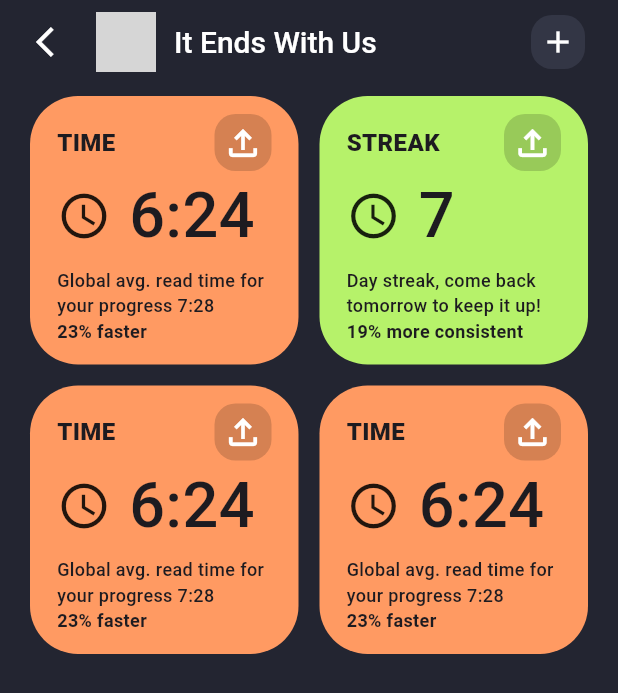
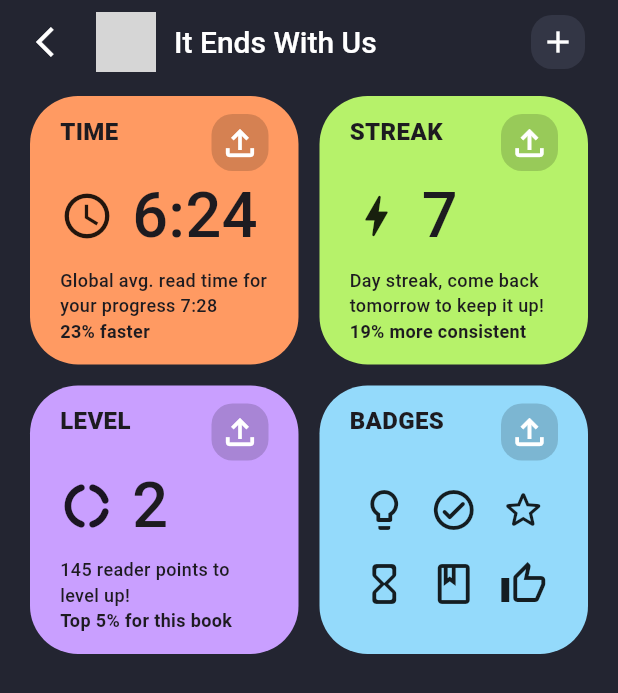
Before and after one commit to VeressIris/flutterUIpractice1, a Flutter app: the screen it shows after launch, on a phone screen of 412 x 824 dp. Shown: the top 693 px of the screen. Run offline on Flutter 3.47's test engine with Material 3 defaults, Android fonts, the phone set to English and light mode, and no system bars; network calls fail; grey boxes are pictures that could not be loaded.

Commit message:
finished small blobs

```diff
--- a/lib/main.dart
+++ b/lib/main.dart
@@ -59,8 +59,8 @@
                   crossAxisCount: 2,
                   mainAxisSpacing: 14,
                   crossAxisSpacing: 14,
-                  children: const [
-                    DataBlob(
+                  children: [
+                    const DataBlob(
                         backgroundColor: Color.fromARGB(255, 255, 154, 98),
                         title: 'TIME',
                         content: DataBlobTextContent(
@@ -70,36 +70,46 @@
                               'Global avg. read time for your progress 7:28',
                           boldText: '23% faster',
                         )),
-                    DataBlob(
+                    const DataBlob(
                         backgroundColor: Color.fromARGB(255, 182, 242, 106),
                         title: 'STREAK',
                         content: DataBlobTextContent(
-                          icon: Icons.watch_later_outlined,
+                          icon: Icons.bolt_rounded,
                           bigText: '7',
                           content:
                               'Day streak, come back tomorrow to keep it up!',
                           boldText: '19% more consistent',
                         )),
-                    DataBlob(
-                        backgroundColor: Color.fromARGB(255, 255, 154, 98),
-                        title: 'TIME',
+                    const DataBlob(
+                        backgroundColor: Color.fromARGB(255, 201, 159, 255),
+                        title: 'LEVEL',
                         content: DataBlobTextContent(
-                          icon: Icons.watch_later_outlined,
-                          bigText: '6:24',
-                          content:
-                              'Global avg. read time for your progress 7:28',
-                          boldText: '23% faster',
+                          icon: Icons.donut_large_rounded,
+                          bigText: '2',
+                          content: '145 reader points to level up!',
+                          boldText: 'Top 5% for this book',
                         )),
                     DataBlob(
-                        backgroundColor: Color.fromARGB(255, 255, 154, 98),
-                        title: 'TIME',
-                        content: DataBlobTextContent(
-                          icon: Icons.watch_later_outlined,
-                          bigText: '6:24',
-                          content:
-                              'Global avg. read time for your progress 7:28',
-                          boldText: '23% faster',
-                        )),
+                        backgroundColor:
+                            const Color.fromARGB(255, 148, 218, 251),
+                        title: 'BADGES',
+                        content: Expanded(
+                            child: Padding(
+                          padding: const EdgeInsets.only(top: 10),
+                          child: GridView.count(
+                            crossAxisCount: 3,
+                            mainAxisSpacing: 3,
+                            children: const [
+                              Icon(Icons.lightbulb_outline_rounded, size: 32),
+                              Icon(Icons.check_circle_outline_rounded,
+                                  size: 32),
+                              Icon(Icons.star_outline_rounded, size: 32),
+                              Icon(Icons.hourglass_empty_rounded, size: 32),
+                              Icon(Icons.book_outlined, size: 32),
+                              Icon(Icons.thumb_up_alt_outlined, size: 32)
+                            ],
+                          ),
+                        ))),
                   ],
                 ),
               ),
--- a/lib/widgets/data_blob.dart
+++ b/lib/widgets/data_blob.dart
@@ -13,7 +13,7 @@
   @override
   Widget build(BuildContext context) {
     return Container(
-        padding: const EdgeInsets.symmetric(horizontal: 18, vertical: 12),
+        padding: const EdgeInsets.symmetric(horizontal: 20, vertical: 12),
         height: 200,
         width: 200,
         decoration: BoxDecoration(
@@ -23,6 +23,7 @@
         child: Column(
           children: [
             Row(
+              crossAxisAlignment: CrossAxisAlignment.start,
               mainAxisAlignment: MainAxisAlignment.spaceBetween,
               children: [
                 Text(title,
```
